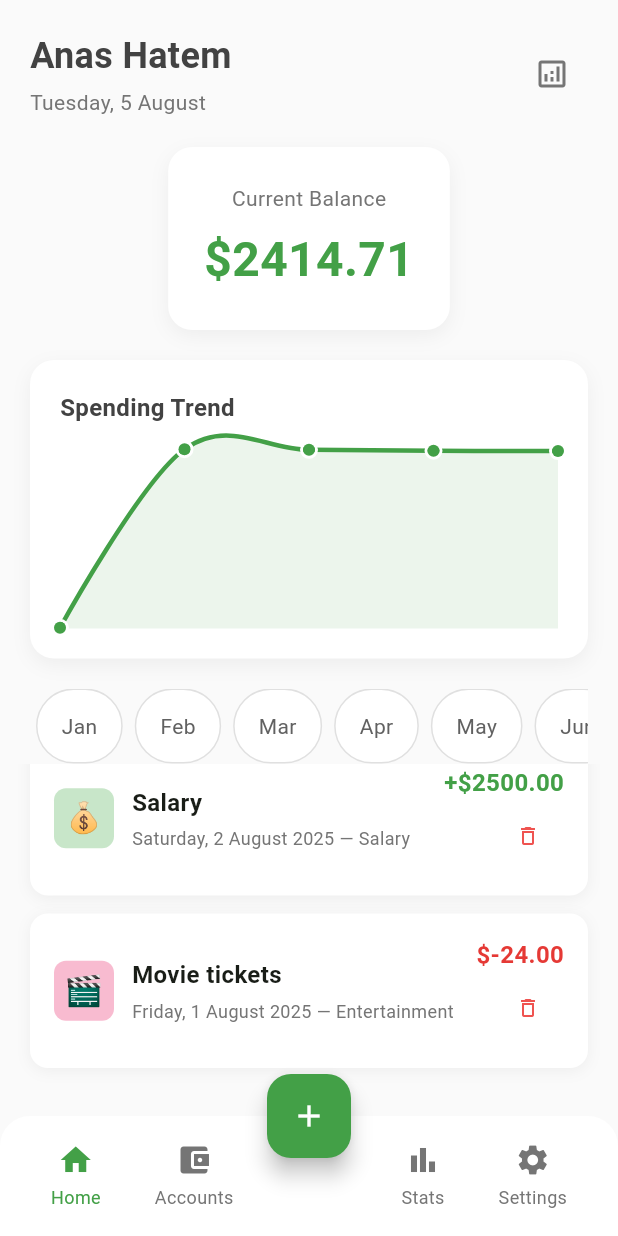
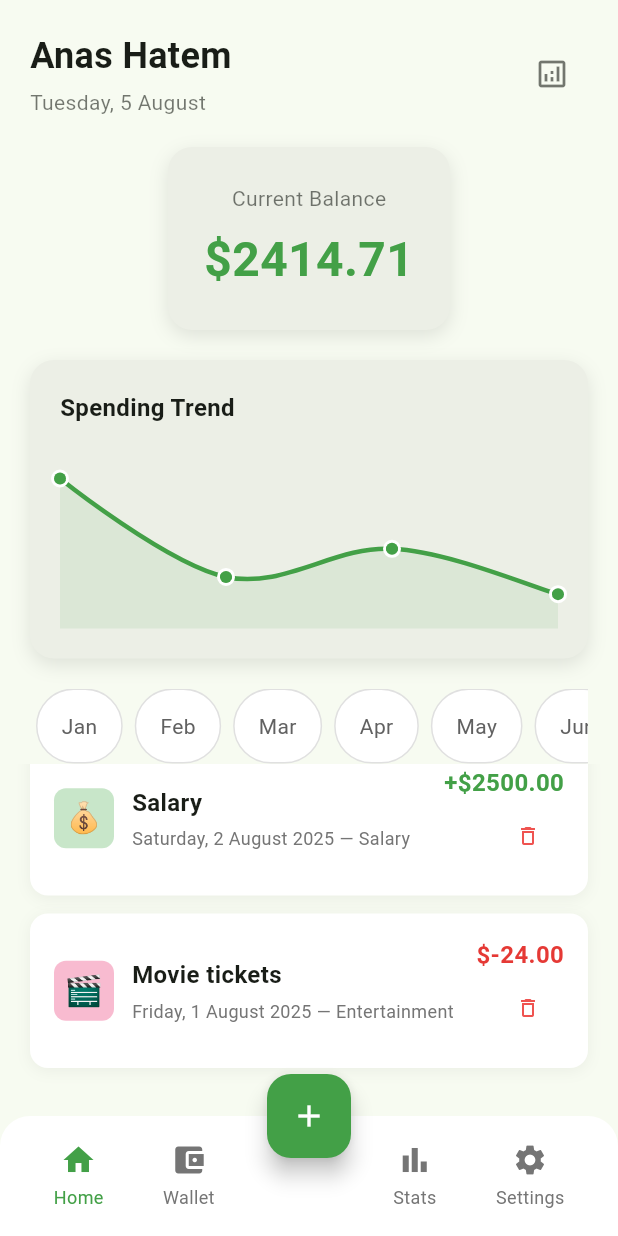
Before and after one commit to anashatem46/Expenso, a Flutter app: the screen it shows after launch, scrolled down 380 dp, after a tap on the "analytics" icon, on a phone screen of 412 x 824 dp. Run offline on Flutter 3.47's test engine with Material 3 defaults, Android fonts, the phone set to English and light mode, and no system bars; drawn by our look-alikes of fl_chart; our stand-ins replace equatable, flutter_bloc, shared_preferences.

Commit message:
add expences screen

```diff
--- a/lib/logic/bloc/expense_state.dart
+++ b/lib/logic/bloc/expense_state.dart
@@ -71,16 +71,36 @@ class ExpenseState extends Equatable {
 
   List<FlSpot> get chartData {
     final spots = <FlSpot>[];
-    final sortedExpenses = List<Expense>.from(expensesForSelectedMonth);
-    sortedExpenses.sort((a, b) => a.date.compareTo(b.date));
+    final expenses = expensesForSelectedMonth;
 
-    double cumulative = 0.0;
-    for (int i = 0; i < sortedExpenses.length; i++) {
-      cumulative += sortedExpenses[i].amount;
-      spots.add(FlSpot(i.toDouble(), cumulative));
+    if (expenses.isEmpty) return spots;
+
+    // Group expenses by date
+    final Map<String, double> dailyExpenses = {};
+    for (final expense in expenses) {
+      final dateKey =
+          '${expense.date.year}-${expense.date.month}-${expense.date.day}';
+      // Only count negative amounts (expenses)
+      if (expense.amount < 0) {
+        dailyExpenses[dateKey] =
+            (dailyExpenses[dateKey] ?? 0) + expense.amount.abs();
+      }
+    }
+
+    // Convert to FlSpot list
+    final sortedDates = dailyExpenses.keys.toList()..sort();
+    for (int i = 0; i < sortedDates.length; i++) {
+      final amount = dailyExpenses[sortedDates[i]]!;
+      spots.add(FlSpot(i.toDouble(), amount));
     }
 
     return spots;
+  }
+
+  List<Expense> get expensesByDate {
+    final sortedExpenses = List<Expense>.from(expenses);
+    sortedExpenses.sort((a, b) => b.date.compareTo(a.date));
+    return sortedExpenses;
   }
 
   @override
--- a/lib/main.dart
+++ b/lib/main.dart
@@ -3,7 +3,7 @@ import 'package:flutter_bloc/flutter_bloc.dart';
 import 'logic/bloc/expense_bloc.dart';
 import 'data/api/notion_api_service.dart';
 import 'data/storage/local_storage_service.dart';
-import 'presentation/screens/home_screen.dart';
+import 'presentation/screens/main_navigation.dart';
 
 void main() {
   runApp(const MyApp());
@@ -86,7 +86,7 @@ class MyApp extends StatelessWidget {
           ),
         ),
         themeMode: ThemeMode.system,
-        home: const HomeScreen(),
+        home: const MainNavigation(),
         debugShowCheckedModeBanner: false,
       ),
     );
--- a/lib/presentation/screens/expense_list_screen.dart
+++ b/lib/presentation/screens/expense_list_screen.dart
@@ -1,11 +1,12 @@
 import 'package:flutter/material.dart';
-import 'package:provider/provider.dart';
-import '../../logic/providers/expense_provider.dart';
+import 'package:flutter_bloc/flutter_bloc.dart';
+import '../../logic/bloc/expense_bloc.dart';
+import '../../logic/bloc/expense_event.dart';
+import '../../logic/bloc/expense_state.dart';
 import '../../data/models/expense.dart';
 import '../widgets/expense_card.dart';
 import '../widgets/loading_widget.dart';
 import '../widgets/error_widget.dart' as custom;
-import 'add_expense_screen.dart';
 
 class ExpenseListScreen extends StatefulWidget {
   const ExpenseListScreen({super.key});
@@ -20,7 +21,7 @@ class _ExpenseListScreenState extends State<ExpenseListScreen> {
     super.initState();
     // Load expenses when screen initializes
     WidgetsBinding.instance.addPostFrameCallback((_) {
-      context.read<ExpenseProvider>().loadExpenses();
+      context.read<ExpenseBloc>().add(const LoadExpenses());
     });
   }
 
@@ -34,49 +35,47 @@ class _ExpenseListScreenState extends State<ExpenseListScreen> {
           IconButton(
             icon: const Icon(Icons.refresh),
             onPressed: () {
-              context.read<ExpenseProvider>().refreshExpenses();
+              context.read<ExpenseBloc>().add(const LoadExpenses());
             },
           ),
         ],
       ),
-      body: Consumer<ExpenseProvider>(
-        builder: (context, provider, child) {
-          switch (provider.state) {
-            case ExpenseState.initial:
-            case ExpenseState.loading:
+      body: BlocBuilder<ExpenseBloc, ExpenseState>(
+        builder: (context, state) {
+          switch (state.status) {
+            case ExpenseStatus.initial:
+            case ExpenseStatus.loading:
               return const LoadingWidget();
 
-            case ExpenseState.error:
+            case ExpenseStatus.error:
               return custom.ErrorWidget(
-                message: provider.errorMessage ?? 'An error occurred',
-                onRetry: () => provider.loadExpenses(),
+                message: state.errorMessage ?? 'An error occurred',
+                onRetry:
+                    () => context.read<ExpenseBloc>().add(const LoadExpenses()),
               );
 
-            case ExpenseState.loaded:
-              return _buildExpenseList(provider);
+            case ExpenseStatus.loaded:
+              return _buildExpenseList(state);
           }
         },
-      ),
-      floatingActionButton: FloatingActionButton(
-        onPressed: () => _navigateToAddExpense(context),
-        tooltip: 'Add Expense',
-        child: const Icon(Icons.add),
       ),
     );
   }
 
-  Widget _buildExpenseList(ExpenseProvider provider) {
-    final expenses = provider.expensesByDate;
+  Widget _buildExpenseList(ExpenseState state) {
+    final expenses = state.expensesByDate;
 
     if (expenses.isEmpty) {
       return _buildEmptyState();
     }
 
     return RefreshIndicator(
-      onRefresh: () => provider.refreshExpenses(),
+      onRefresh: () async {
+        context.read<ExpenseBloc>().add(const LoadExpenses());
+      },
       child: Column(
         children: [
-          _buildSummaryCard(provider),
+          _buildSummaryCard(state),
           Expanded(
             child: ListView.builder(
               padding: const EdgeInsets.all(16),
@@ -99,7 +98,7 @@ class _ExpenseListScreenState extends State<ExpenseListScreen> {
     );
   }
 
-  Widget _buildSummaryCard(ExpenseProvider provider) {
+  Widget _buildSummaryCard(ExpenseState state) {
     return Container(
       margin: const EdgeInsets.all(16),
       padding: const EdgeInsets.all(16),
@@ -134,7 +133,7 @@ class _ExpenseListScreenState extends State<ExpenseListScreen> {
                 ),
               ),
               Text(
-                '\$${provider.totalAmount.toStringAsFixed(2)}',
+                '\$${state.totalBalance.toStringAsFixed(2)}',
                 style: const TextStyle(
                   color: Colors.white,
                   fontSize: 24,
@@ -145,7 +144,7 @@ class _ExpenseListScreenState extends State<ExpenseListScreen> {
           ),
           const SizedBox(height: 8),
           Text(
-            '${provider.expenses.length} expenses',
+            '${state.expenses.length} expenses',
             style: const TextStyle(color: Colors.white70, fontSize: 14),
           ),
         ],
@@ -175,13 +174,6 @@ class _ExpenseListScreenState extends State<ExpenseListScreen> {
           ),
         ],
       ),
-    );
-  }
-
-  void _navigateToAddExpense(BuildContext context) {
-    Navigator.push(
-      context,
-      MaterialPageRoute(builder: (context) => const AddExpenseScreen()),
     );
   }
 
@@ -300,7 +292,7 @@ class _ExpenseListScreenState extends State<ExpenseListScreen> {
               TextButton(
                 onPressed: () {
                   Navigator.pop(context);
-                  context.read<ExpenseProvider>().deleteExpense(expense.id);
+                  context.read<ExpenseBloc>().add(DeleteExpense(expense.id));
                 },
                 style: TextButton.styleFrom(foregroundColor: Colors.red),
                 child: const Text('Delete'),
--- a/lib/presentation/screens/home_screen.dart
+++ b/lib/presentation/screens/home_screen.dart
@@ -29,7 +29,7 @@ class _HomeScreenState extends State<HomeScreen> {
     return BlocBuilder<ExpenseBloc, ExpenseState>(
       builder: (context, state) {
         return Scaffold(
-          backgroundColor: Colors.grey[50],
+          backgroundColor: Theme.of(context).colorScheme.surface,
           body: SafeArea(
             child: Column(
               children: [
@@ -41,10 +41,6 @@ class _HomeScreenState extends State<HomeScreen> {
               ],
             ),
           ),
-          bottomNavigationBar: _buildBottomNavigation(),
-          floatingActionButton: _buildFloatingActionButton(),
-          floatingActionButtonLocation:
-              FloatingActionButtonLocation.centerDocked,
         );
       },
     );
@@ -64,13 +60,18 @@ class _HomeScreenState extends State<HomeScreen> {
                 style: TextStyle(
                   fontSize: 24,
                   fontWeight: FontWeight.bold,
-                  color: Colors.grey[800],
+                  color: Theme.of(context).colorScheme.onSurface,
                 ),
               ),
               const SizedBox(height: 4),
               Text(
                 DateFormat('EEEE, d MMMM').format(DateTime.now()),
-                style: TextStyle(fontSize: 14, color: Colors.grey[600]),
+                style: TextStyle(
+                  fontSize: 14,
+                  color: Theme.of(
+                    context,
+                  ).colorScheme.onSurface.withOpacity(0.6),
+                ),
               ),
             ],
           ),
@@ -78,7 +79,10 @@ class _HomeScreenState extends State<HomeScreen> {
             onPressed: () {
               // TODO: Navigate to analytics/settings
             },
-            icon: Icon(Icons.analytics_outlined, color: Colors.grey[600]),
+            icon: Icon(
+              Icons.analytics_outlined,
+              color: Theme.of(context).colorScheme.onSurface.withOpacity(0.6),
+            ),
           ),
         ],
       ),
@@ -90,11 +94,11 @@ class _HomeScreenState extends State<HomeScreen> {
       margin: const EdgeInsets.symmetric(horizontal: 20),
       padding: const EdgeInsets.all(24),
       decoration: BoxDecoration(
-        color: Colors.white,
+        color: Theme.of(context).colorScheme.surfaceContainer,
         borderRadius: BorderRadius.circular(16),
         boxShadow: [
           BoxShadow(
-            color: Colors.black.withOpacity(0.05),
+            color: Theme.of(context).colorScheme.shadow.withOpacity(0.1),
             blurRadius: 10,
             offset: const Offset(0, 4),
           ),
@@ -104,7 +108,10 @@ class _HomeScreenState extends State<HomeScreen> {
         children: [
           Text(
             'Current Balance',
-            style: TextStyle(fontSize: 14, color: Colors.grey[600]),
+            style: TextStyle(
+              fontSize: 14,
+              color: Theme.of(context).colorScheme.onSurface.withOpacity(0.6),
+            ),
           ),
           const SizedBox(height: 8),
           Text(
@@ -126,11 +133,11 @@ class _HomeScreenState extends State<HomeScreen> {
       margin: const EdgeInsets.all(20),
       padding: const EdgeInsets.all(20),
       decoration: BoxDecoration(
-        color: Colors.white,
+        color: Theme.of(context).colorScheme.surfaceContainer,
         borderRadius: BorderRadius.circular(16),
         boxShadow: [
           BoxShadow(
-            color: Colors.black.withOpacity(0.05),
+            color: Theme.of(context).colorScheme.shadow.withOpacity(0.1),
             blurRadius: 10,
             offset: const Offset(0, 4),
           ),
@@ -144,7 +151,7 @@ class _HomeScreenState extends State<HomeScreen> {
             style: TextStyle(
               fontSize: 16,
               fontWeight: FontWeight.w600,
-              color: Colors.grey[800],
+              color: Theme.of(context).colorScheme.onSurface,
             ),
           ),
           const SizedBox(height: 16),
@@ -202,20 +209,27 @@ class _HomeScreenState extends State<HomeScreen> {
         child: Column(
           mainAxisAlignment: MainAxisAlignment.center,
           children: [
-            Icon(Icons.receipt_long, size: 64, color: Colors.grey[400]),
+            Icon(
+              Icons.receipt_long,
+              size: 64,
+              color: Theme.of(context).colorScheme.onSurface.withOpacity(0.4),
+            ),
             const SizedBox(height: 16),
             Text(
               'No transactions this month',
               style: TextStyle(
                 fontSize: 18,
                 fontWeight: FontWeight.w500,
-                color: Colors.grey[600],
+                color: Theme.of(context).colorScheme.onSurface.withOpacity(0.6),
               ),
             ),
             const SizedBox(height: 8),
             Text(
               'Add your first transaction',
-              style: TextStyle(fontSize: 14, color: Colors.grey[500]),
+              style: TextStyle(
+                fontSize: 14,
+                color: Theme.of(context).colorScheme.onSurface.withOpacity(0.5),
+              ),
             ),
           ],
         ),
@@ -239,68 +253,4 @@ class _HomeScreenState extends State<HomeScreen> {
       },
     );
   }
-
-  Widget _buildBottomNavigation() {
-    return BottomAppBar(
-      color: Colors.white,
-      elevation: 8,
-      shape: const AutomaticNotchedShape(
-        RoundedRectangleBorder(
-          borderRadius: BorderRadius.vertical(top: Radius.circular(20)),
-        ),
-      ),
-      child: Row(
-        mainAxisAlignment: MainAxisAlignment.spaceAround,
-        children: [
-          _buildNavItem(Icons.home, 'Home', true),
-          _buildNavItem(Icons.account_balance_wallet, 'Accounts', false),
-          const SizedBox(width: 40), // Space for FAB
-          _buildNavItem(Icons.bar_chart, 'Stats', false),
-          _buildNavItem(Icons.settings, 'Settings', false),
-        ],
-      ),
-    );
-  }
-
-  Widget _buildNavItem(IconData icon, String label, bool isSelected) {
-    return Column(
-      mainAxisSize: MainAxisSize.min,
-      children: [
-        Icon(icon, color: isSelected ? Colors.green[600] : Colors.grey[600]),
-        const SizedBox(height: 4),
-        Text(
-          label,
-          style: TextStyle(
-            fontSize: 12,
-            color: isSelected ? Colors.green[600] : Colors.grey[600],
-          ),
-        ),
-      ],
-    );
-  }
-
-  Widget _buildFloatingActionButton() {
-    return FloatingActionButton(
-      onPressed: () {
-        _showAddTransactionModal(context);
-      },
-      backgroundColor: Colors.green[600],
-      child: const Icon(Icons.add, color: Colors.white),
-    );
-  }
-
-  void _showAddTransactionModal(BuildContext context) {
-    showModalBottomSheet(
-      context: context,
-      isScrollControlled: true,
-      backgroundColor: Colors.transparent,
-      builder:
-          (context) => Padding(
-            padding: EdgeInsets.only(
-              bottom: MediaQuery.of(context).viewInsets.bottom,
-            ),
-            child: const AddTransactionModal(),
-          ),
-    );
-  }
 }
--- /dev/null
+++ b/lib/presentation/screens/main_navigation.dart
@@ -0,0 +1,116 @@
+import 'package:flutter/material.dart';
+import 'home_screen.dart';
+import 'expense_list_screen.dart';
+import '../widgets/add_transaction_modal.dart';
+
+class MainNavigation extends StatefulWidget {
+  const MainNavigation({super.key});
+
+  @override
+  State<MainNavigation> createState() => _MainNavigationState();
+}
+
+class _MainNavigationState extends State<MainNavigation> {
+  int _currentIndex = 0;
+
+  final List<Widget> _screens = [
+    const HomeScreen(),
+    const ExpenseListScreen(),
+    const Center(
+      child: Text(
+        'Stats\nComing Soon',
+        textAlign: TextAlign.center,
+        style: TextStyle(fontSize: 18),
+      ),
+    ),
+    const Center(
+      child: Text(
+        'Settings\nComing Soon',
+        textAlign: TextAlign.center,
+        style: TextStyle(fontSize: 18),
+      ),
+    ),
+  ];
+
+  @override
+  Widget build(BuildContext context) {
+    return Scaffold(
+      body: IndexedStack(index: _currentIndex, children: _screens),
+      bottomNavigationBar: _buildBottomNavigation(),
+      floatingActionButton: _buildFloatingActionButton(),
+      floatingActionButtonLocation: FloatingActionButtonLocation.centerDocked,
+    );
+  }
+
+  Widget _buildBottomNavigation() {
+    return BottomAppBar(
+      color: Colors.white,
+      elevation: 8,
+      shape: const AutomaticNotchedShape(
+        RoundedRectangleBorder(
+          borderRadius: BorderRadius.vertical(top: Radius.circular(20)),
+        ),
+      ),
+      child: Row(
+        mainAxisAlignment: MainAxisAlignment.spaceAround,
+        children: [
+          _buildNavItem(Icons.home, 'Home', 0),
+          _buildNavItem(Icons.account_balance_wallet, 'Wallet', 1),
+          const SizedBox(width: 40), // Space for FAB
+          _buildNavItem(Icons.bar_chart, 'Stats', 2),
+          _buildNavItem(Icons.settings, 'Settings', 3),
+        ],
+      ),
+    );
+  }
+
+  Widget _buildNavItem(IconData icon, String label, int index) {
+    final isSelected = _currentIndex == index;
+    return GestureDetector(
+      onTap: () {
+        setState(() {
+          _currentIndex = index;
+        });
+      },
+      child: Column(
+        mainAxisSize: MainAxisSize.min,
+        children: [
+          Icon(icon, color: isSelected ? Colors.green[600] : Colors.grey[600]),
+          const SizedBox(height: 4),
+          Text(
+            label,
+            style: TextStyle(
+              fontSize: 12,
+              color: isSelected ? Colors.green[600] : Colors.grey[600],
+            ),
+          ),
+        ],
+      ),
+    );
+  }
+
+  Widget _buildFloatingActionButton() {
+    return FloatingActionButton(
+      onPressed: () {
+        _showAddTransactionModal(context);
+      },
+      backgroundColor: Colors.green[600],
+      child: const Icon(Icons.add, color: Colors.white),
+    );
+  }
+
+  void _showAddTransactionModal(BuildContext context) {
+    showModalBottomSheet(
+      context: context,
+      isScrollControlled: true,
+      backgroundColor: Colors.transparent,
+      builder:
+          (context) => Padding(
+            padding: EdgeInsets.only(
+              bottom: MediaQuery.of(context).viewInsets.bottom,
+            ),
+            child: const AddTransactionModal(),
+          ),
+    );
+  }
+}
--- a/lib/presentation/widgets/add_transaction_modal.dart
+++ b/lib/presentation/widgets/add_transaction_modal.dart
@@ -107,7 +107,7 @@ class _AddTransactionModalState extends State<AddTransactionModal> {
 
   Widget _buildTransactionTypeToggle() {
     return Container(
-      margin: const EdgeInsets.symmetric(horizontal: 20, vertical: 8),
+      margin: const EdgeInsets.symmetric(horizontal: 20, vertical: 25),
       child: Row(
         children: [
           Expanded(
@@ -211,9 +211,9 @@ class _AddTransactionModalState extends State<AddTransactionModal> {
       margin: const EdgeInsets.symmetric(horizontal: 20),
       child: ListView.builder(
         scrollDirection: Axis.horizontal,
-        itemCount: 7,
+        itemCount: 10,
         itemBuilder: (context, index) {
-          final date = DateTime.now().subtract(Duration(days: 3 - index));
+          final date = DateTime.now().subtract(Duration(days: 5 - index));
           final isSelected = date.day == _selectedDate.day;
 
           return Padding(
--- a/lib/presentation/widgets/spending_chart.dart
+++ b/lib/presentation/widgets/spending_chart.dart
@@ -1,5 +1,6 @@
 import 'package:flutter/material.dart';
 import 'package:fl_chart/fl_chart.dart';
+import 'package:intl/intl.dart';
 
 class SpendingChart extends StatelessWidget {
   final List<FlSpot> data;
@@ -47,10 +48,22 @@ class SpendingChart extends StatelessWidget {
           ),
         ],
         minX: 0,
-        maxX: (data.length - 1).toDouble(),
-        minY: data.map((spot) => spot.y).reduce((a, b) => a < b ? a : b) - 10,
-        maxY: data.map((spot) => spot.y).reduce((a, b) => a > b ? a : b) + 10,
+        maxX: data.isNotEmpty ? (data.length - 1).toDouble() : 1,
+        minY: 0,
+        maxY:
+            data.isNotEmpty
+                ? data.map((e) => e.y).reduce((a, b) => a > b ? a : b) * 1.2
+                : 100,
       ),
     );
   }
+
+  double _getHorizontalInterval() {
+    if (data.isEmpty) return 20;
+    final maxY = data.map((e) => e.y).reduce((a, b) => a > b ? a : b);
+    if (maxY <= 50) return 10;
+    if (maxY <= 200) return 50;
+    if (maxY <= 500) return 100;
+    return 200;
+  }
 }
```
